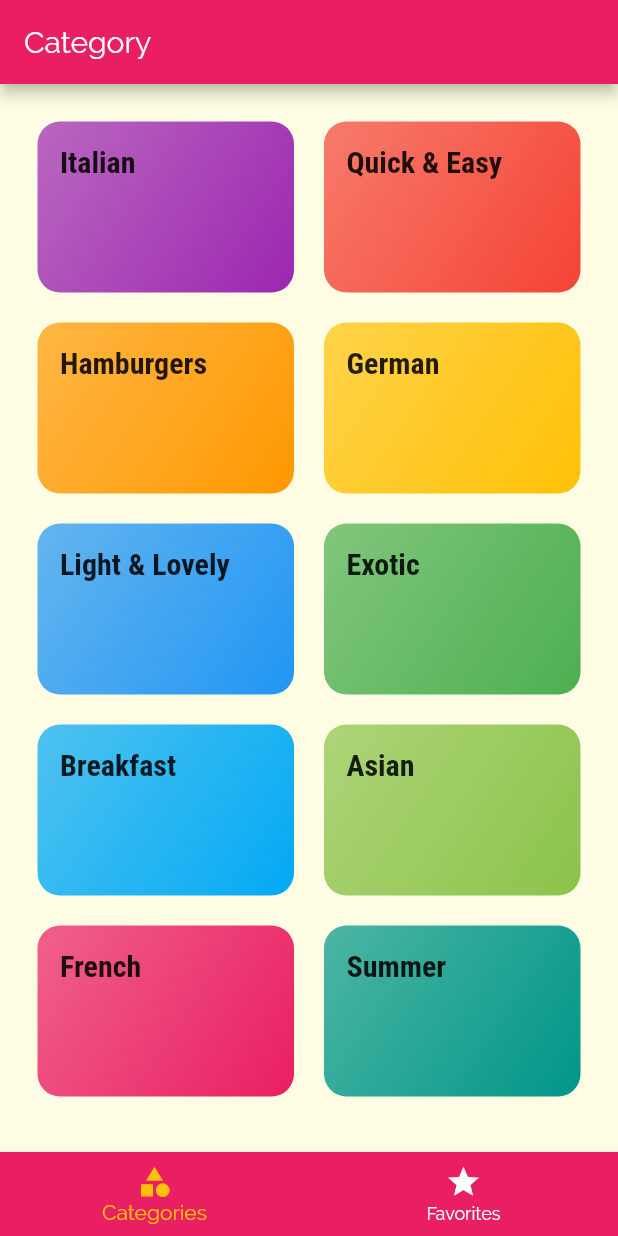
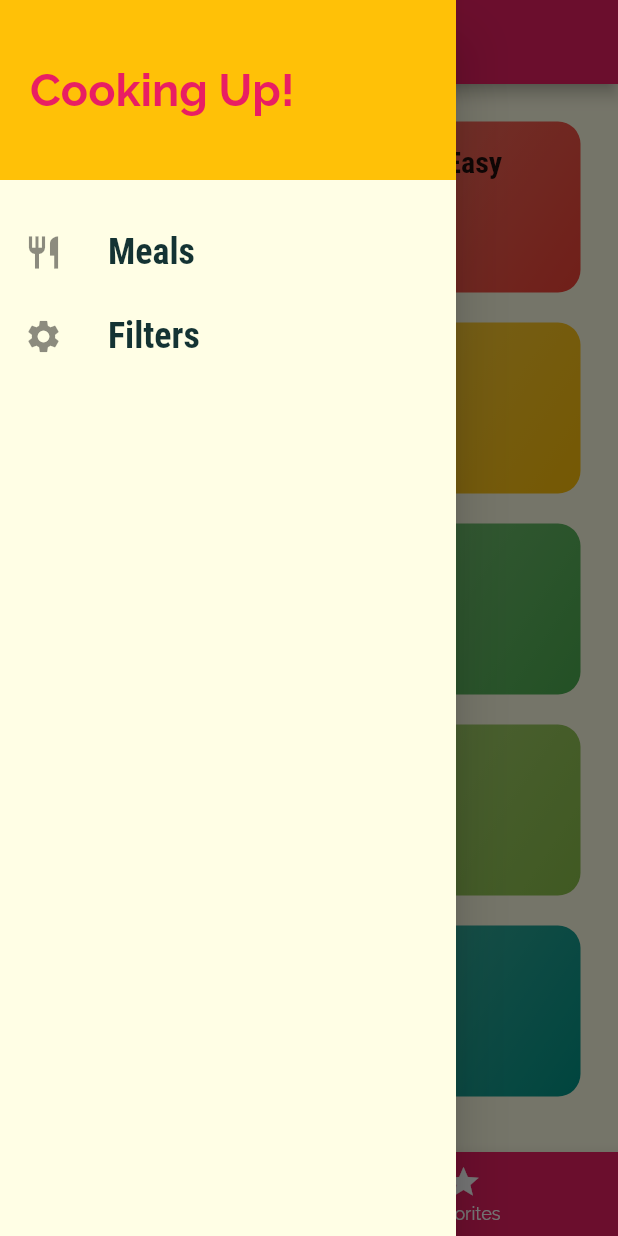
Before and after one commit to ny6/flutter-meals-app, a Flutter app: the screen it shows after launch, with the side drawer open (before the commit the screen has no drawer), on a phone screen of 412 x 824 dp. Run offline on Flutter 3.47's test engine with Material 2 defaults, Android fonts, the phone set to English and light mode, and no system bars.

Commit message:
one where drawer added

```diff
--- a/lib/main.dart
+++ b/lib/main.dart
@@ -1,9 +1,9 @@
 import 'package:flutter/material.dart';
 
-import './screens/category_screen.dart';
 import './screens/category_meals_screen.dart';
 import './screens/meal_detail_screen.dart';
 import './screens/tabs_screen.dart';
+import './screens/filters_screen.dart';
 
 void main() => runApp(MyApp());
 
@@ -32,12 +32,13 @@ class MyApp extends StatelessWidget {
             ),
       ),
       routes: {
-        CategoryScreen.routeName: (ctx) => TabsScreen(),
+        TabsScreen.routeName: (ctx) => TabsScreen(),
         CategoryMealsScreen.routeName: (ctx) => CategoryMealsScreen(),
         MealDetailScreen.routeName: (ctx) => MealDetailScreen(),
+        FiltersScreen.routeName: (ctx) => FiltersScreen(),
       },
       onUnknownRoute: (settings) =>
-          MaterialPageRoute(builder: (ctx) => CategoryScreen()),
+          MaterialPageRoute(builder: (ctx) => TabsScreen()),
     );
   }
 }
--- a/lib/screens/category_meals_screen.dart
+++ b/lib/screens/category_meals_screen.dart
@@ -4,7 +4,7 @@ import '../utils/data.dart';
 import '../widgets/meal_item.dart';
 
 class CategoryMealsScreen extends StatelessWidget {
-  static final routeName = '/catgory_meals';
+  static const routeName = '/catgory_meals';
 
   @override
   Widget build(BuildContext context) {
--- a/lib/screens/category_screen.dart
+++ b/lib/screens/category_screen.dart
@@ -4,8 +4,6 @@ import '../utils/data.dart';
 import '../widgets/category_item.dart';
 
 class CategoryScreen extends StatelessWidget {
-  static const routeName = '/';
-
   @override
   Widget build(BuildContext context) {
     return GridView(
--- /dev/null
+++ b/lib/screens/filters_screen.dart
@@ -0,0 +1,16 @@
+import 'package:flutter/material.dart';
+
+import '../widgets/main_drawer.dart';
+
+class FiltersScreen extends StatelessWidget {
+  static const routeName = '/filters';
+
+  @override
+  Widget build(BuildContext context) {
+    return Scaffold(
+      appBar: AppBar(title: Text('Filters')),
+      drawer: MainDrawer(),
+      body: Center(child: Text('filters')),
+    );
+  }
+}
--- a/lib/screens/meal_detail_screen.dart
+++ b/lib/screens/meal_detail_screen.dart
@@ -2,7 +2,7 @@ import 'package:flutter/material.dart';
 import '../models/meal.dart';
 
 class MealDetailScreen extends StatelessWidget {
-  static final routeName = '/meal_detail';
+  static const routeName = '/meal_detail';
 
   Widget buildSectionTitle(BuildContext ctx, title) => Container(
         margin: EdgeInsets.symmetric(vertical: 10),
--- a/lib/screens/tabs_screen.dart
+++ b/lib/screens/tabs_screen.dart
@@ -2,8 +2,11 @@ import 'package:flutter/material.dart';
 
 import './category_screen.dart';
 import './favorite_screen.dart';
+import '../widgets/main_drawer.dart';
 
 class TabsScreen extends StatefulWidget {
+  static const routeName = '/';
+
   @override
   _TabsScreenState createState() => _TabsScreenState();
 }
@@ -26,6 +29,7 @@ class _TabsScreenState extends State<TabsScreen> {
   Widget build(BuildContext context) {
     return Scaffold(
       appBar: AppBar(title: Text(_pages[_selectedPageIndex]['title'])),
+      drawer: MainDrawer(),
       body: _pages[_selectedPageIndex]['page'],
       bottomNavigationBar: BottomNavigationBar(
         onTap: _selectPage,
--- /dev/null
+++ b/lib/widgets/main_drawer.dart
@@ -0,0 +1,64 @@
+import 'package:flutter/material.dart';
+
+import '../screens/tabs_screen.dart';
+import '../screens/filters_screen.dart';
+
+class ListTileBuilder extends StatelessWidget {
+  ListTileBuilder(this.title, this.icon, this.routeName);
+
+  final String title;
+  final IconData icon;
+  final String routeName;
+
+  @override
+  Widget build(BuildContext context) {
+    return ListTile(
+      leading: Icon(icon, size: 26),
+      title: Text(
+        title,
+        style: const TextStyle(
+          fontFamily: 'RobotoCondensed',
+          fontSize: 24,
+          fontWeight: FontWeight.bold,
+        ),
+      ),
+      onTap: () {
+        if (ModalRoute.of(context).settings.name != routeName) {
+          Navigator.of(context).pushReplacementNamed(routeName);
+        } else {
+          Navigator.of(context).pop();
+        }
+      },
+    );
+  }
+}
+
+class MainDrawer extends StatelessWidget {
+  @override
+  Widget build(BuildContext context) {
+    return Drawer(
+      child: Column(
+        children: <Widget>[
+          Container(
+            height: 120,
+            width: double.infinity,
+            padding: EdgeInsets.all(20),
+            alignment: Alignment.centerLeft,
+            color: Theme.of(context).accentColor,
+            child: Text(
+              'Cooking Up!',
+              style: TextStyle(
+                fontSize: 30,
+                fontWeight: FontWeight.bold,
+                color: Theme.of(context).primaryColor,
+              ),
+            ),
+          ),
+          SizedBox(height: 20),
+          ListTileBuilder('Meals', Icons.restaurant, TabsScreen.routeName),
+          ListTileBuilder('Filters', Icons.settings, FiltersScreen.routeName),
+        ],
+      ),
+    );
+  }
+}
```
